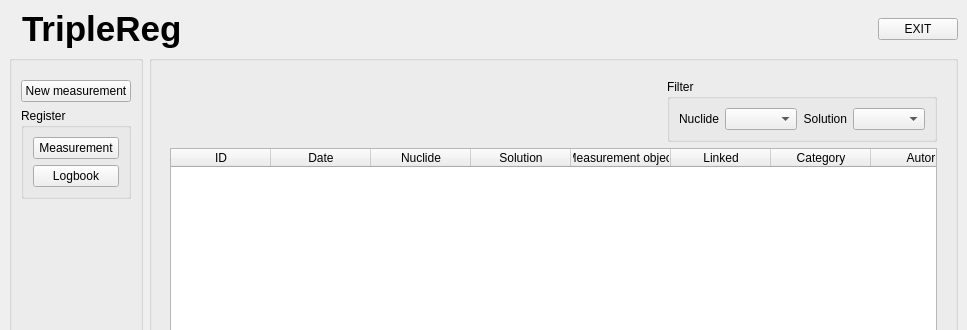
This is TripleReg/mainwindow.ui in ziemastz/SL as Qt 5 draws it before an edit; both pictures show x 0 to 967 and y 0 to 330 of the 967 by 554 pixel window. The edited form follows.
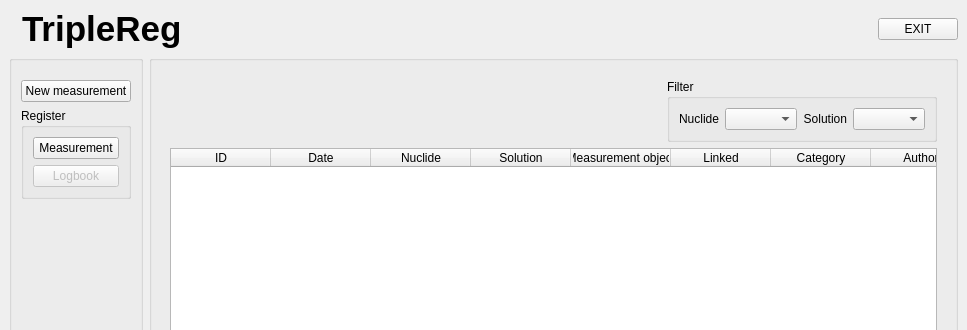
This is the edited form. Icons and pictures are not drawn.

Patch:
```diff
--- a/TripleReg/mainwindow.ui
+++ b/TripleReg/mainwindow.ui
@@ -1155,7 +1155,7 @@
              </column>
              <column>
               <property name="text">
-               <string>Autor</string>
+               <string>Author</string>
               </property>
              </column>
             </widget>
@@ -2071,7 +2071,10 @@
              </widget>
             </item>
             <item>
-             <widget class="QPushButton" name="pushButton">
+             <widget class="QPushButton" name="logbook_pushButton">
+              <property name="enabled">
+               <bool>false</bool>
+              </property>
               <property name="text">
                <string>Logbook</string>
               </property>
```
Left out of the diff: 2 changed lines with no effect on the pictures.
